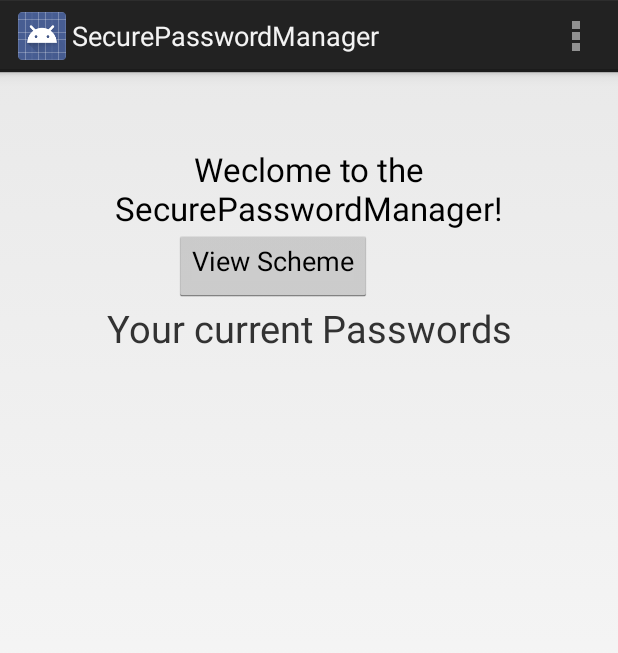
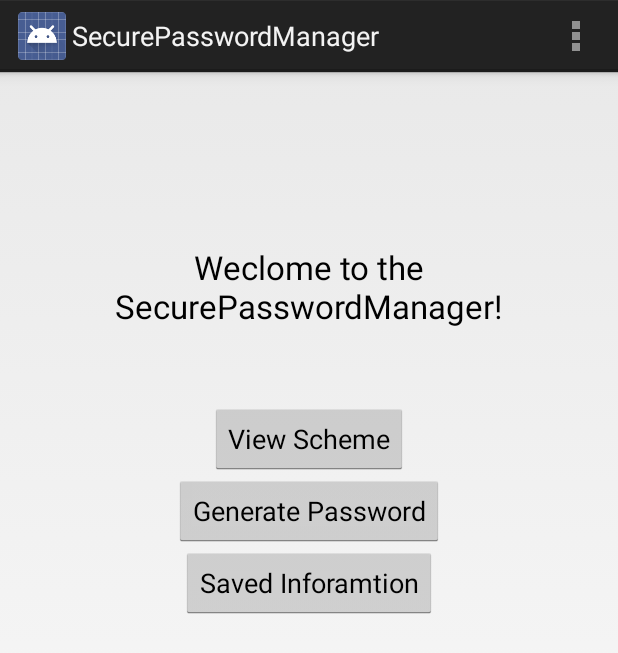
Before and after one commit to logchan/SecurePasswordManager, an Android app: the MainActivity screen opened directly, with no data from a screen before it, on a phone screen of 412 x 824 dp. Shown: the top 653 px of the screen. Run offline under Robolectric (Android 15) with nearby library versions, the phone set to English and light mode, and no system bars.

Commit message:
activitty_scheme_list

```diff
--- a/app/src/main/res/layout/activity_main.xml
+++ b/app/src/main/res/layout/activity_main.xml
@@ -14,38 +14,41 @@
         android:textAppearance="?android:attr/textAppearanceLarge"
         android:text="@string/welcome"
 
-        android:layout_marginTop="34dp"
+        android:layout_marginTop="99dp"
         android:id="@+id/textView"
         android:gravity="center_horizontal"
         android:layout_alignParentTop="true"
-        android:layout_alignParentStart="true" />
+        android:layout_alignParentEnd="true" />
 
-    <Button
-        android:text="@string/view_Scheme"
-        android:layout_width="wrap_content"
-        android:layout_height="wrap_content"
+    <LinearLayout
+        android:orientation="vertical"
+        android:layout_width="fill_parent"
+        android:layout_height="fill_parent"
         android:layout_below="@+id/textView"
-        android:layout_alignParentStart="true"
-        android:gravity="left"
-        android:layout_marginLeft="100dp"
-        android:id="@+id/button" />
+        android:layout_marginTop="50dp">
 
-    <TextView
-        android:text="Your current Passwords"
-        android:layout_width="fill_parent"
-        android:layout_height="wrap_content"
-        android:textSize="25dp"
-        android:id="@+id/textView2"
-        android:gravity="center_horizontal"
-        android:layout_below="@+id/button"
-        android:layout_alignParentEnd="true" />
-    <ListView
-        android:layout_width="wrap_content"
-        android:layout_height="wrap_content"
-        android:id="@+id/listView"
-        android:layout_alignParentBottom="true"
-        android:layout_alignParentEnd="true"
-        android:layout_below="@+id/textView2" />
+        <Button
+            android:text="@string/view_Scheme"
+            android:layout_width="wrap_content"
+            android:layout_height="wrap_content"
+            android:id="@+id/button1"
+            android:layout_centerVertical="true"
+            android:layout_gravity="center_horizontal" />
+        <Button
+            android:text="@string/password_generation"
+            android:layout_width="wrap_content"
+            android:layout_height="wrap_content"
+            android:id="@+id/button2"
+            android:layout_centerVertical="true"
+            android:layout_gravity="center_horizontal" />
+        <Button
+            android:text="@string/saved_information"
+            android:layout_width="wrap_content"
+            android:layout_height="wrap_content"
+            android:id="@+id/button3"
+            android:layout_centerVertical="true"
+            android:layout_gravity="center_horizontal" />
+    </LinearLayout>
 
 
 </RelativeLayout>
--- a/app/src/main/res/values/strings.xml
+++ b/app/src/main/res/values/strings.xml
@@ -20,5 +20,7 @@
     <string name="edit_Scheme">Edit Scheme</string>
     <string name="description">Description</string>
     <string name="hello_blank_fragment">Hello blank fragment</string>
+    <string name="password_generation">Generate Password</string>
+    <string name="saved_information">Saved Inforamtion</string>
 
 </resources>
```
Also changed, not shown: app/src/main/res/layout/activity_scheme_list.xml (+17 -21 lines).
